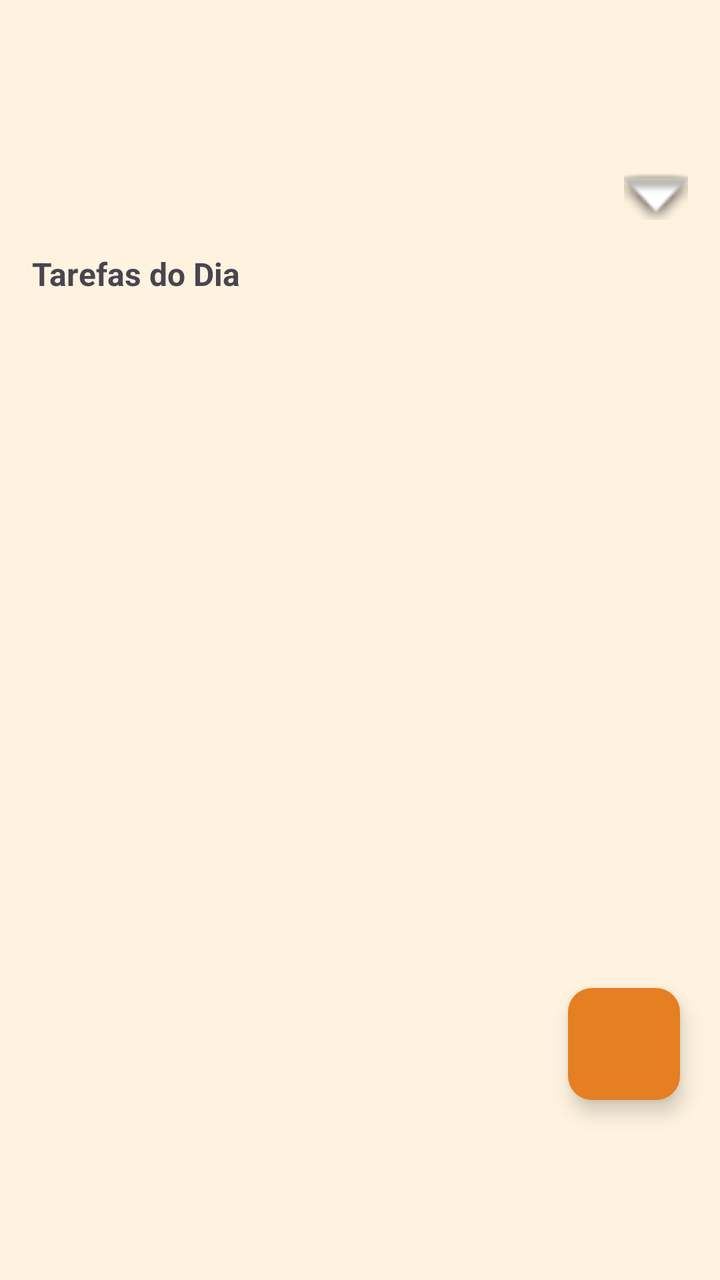
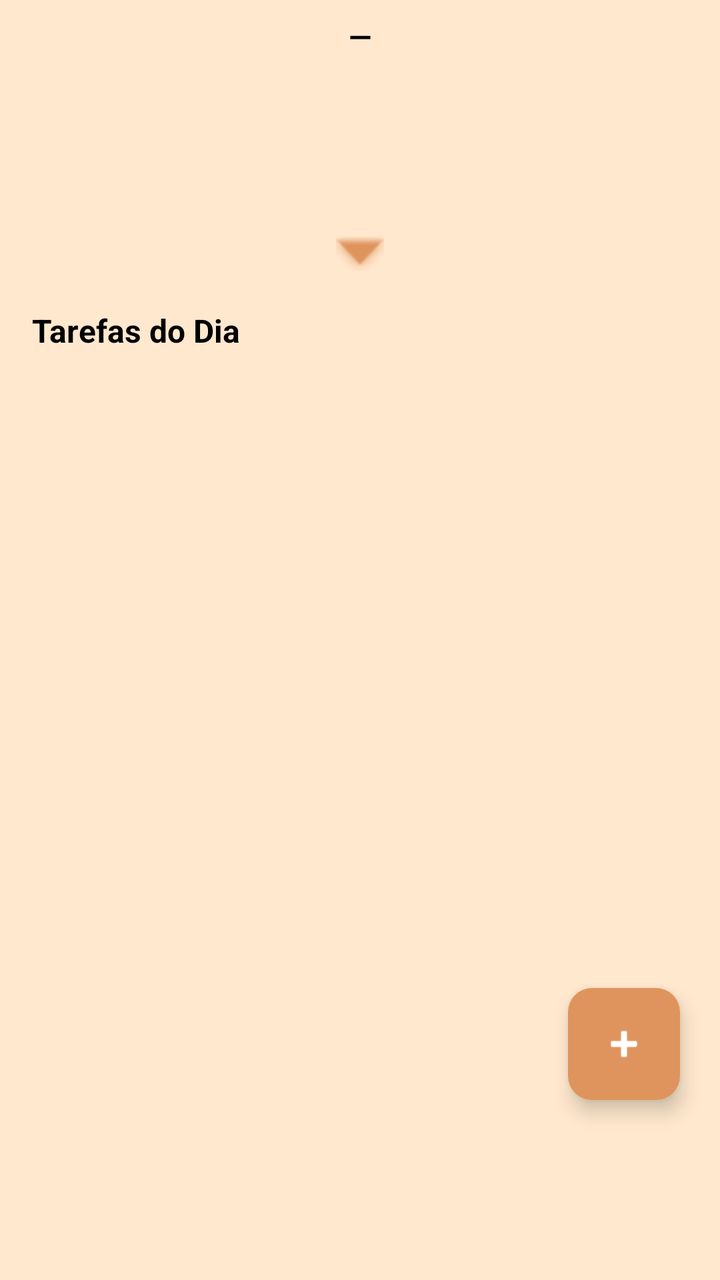

The first picture is an Android layout as it rendered before a commit; the second is the same layout after the commit. The layout source and the unified diff follow.
<!-- AndroidManifest.xml: application theme Theme.ProtPetverso1 -->
<!-- res/layout/fragment_agenda.xml -->
<?xml version="1.0" encoding="utf-8"?>
<androidx.coordinatorlayout.widget.CoordinatorLayout xmlns:android="http://schemas.android.com/apk/res/android"
    xmlns:tools="http://schemas.android.com/tools"
    android:layout_width="match_parent"
    android:layout_height="match_parent"
    xmlns:app="http://schemas.android.com/apk/res-auto"
    android:background="#FFF3E0"
    tools:context=".schedule.AgendaFragment">

    <LinearLayout
        android:layout_width="match_parent"
        android:layout_height="match_parent"
        android:orientation="vertical">

        <LinearLayout
            android:layout_width="match_parent"
            android:layout_height="wrap_content"
            android:background="#FFF3E0"
            android:orientation="vertical"
            android:paddingTop="12dp"
            android:paddingBottom="4dp">

            <androidx.recyclerview.widget.RecyclerView
                android:layout_width="match_parent"
                android:layout_height="70dp"
                android:clipToPadding="false"
                android:paddingHorizontal="12dp"
                android:overScrollMode="never"
                android:id="@+id/recyclerDias"/>
            
            <ImageView
                android:id="@+id/btnExpandirCalendario"
                android:layout_width="32dp"
                android:layout_height="32dp"
                android:layout_gravity="end"
                android:layout_marginEnd="16dp"
                android:src="@android:drawable/arrow_down_float"
                android:contentDescription="Expandir Calendário"/>


        </LinearLayout>

        <TextView
            android:id="@+id/txtTituloLista"
            android:layout_width="match_parent"
            android:layout_height="wrap_content"
            android:text="Tarefas do Dia"
            android:textSize="16sp"
            android:textStyle="bold"
            android:paddingHorizontal="16dp"
            android:paddingTop="8dp"
            android:paddingBottom="8dp"/>

        <androidx.recyclerview.widget.RecyclerView
            android:id="@+id/recyclerTarefas"
            android:layout_width="match_parent"
            android:layout_height="0dp"
            android:layout_weight="1"
            android:clipToPadding="false"
            android:paddingHorizontal="12dp"
            android:paddingBottom="100dp"/>

        <TextView
            android:id="@+id/txtSemTarefas"
            android:layout_width="match_parent"
            android:layout_height="0dp"
            android:layout_weight="1"
            android:gravity="center"
            android:text="Nenhuma tarefa para este dia"
            android:textSize="15sp"
            android:textColor="#999999"
            android:visibility="gone" />


    </LinearLayout>

    <com.google.android.material.floatingactionbutton.FloatingActionButton
        android:layout_width="wrap_content"
        android:id="@+id/btnNovaTarefa"
        android:layout_height="wrap_content"
        android:layout_gravity="bottom|end"
        android:layout_marginEnd="20dp"
        android:layout_marginBottom="90dp"
        android:contentDescription="Nova Tarefa"
        app:backgroundTint="#E67E22"
        android:tint="@android:color/white"
        app:shapeAppearanceOverlay="@style/ShapeAppearance.Material3.Corner.Medium"
        app:elevation="6dp"
        />

</androidx.coordinatorlayout.widget.CoordinatorLayout>
<!-- resources referenced by this layout -->
<resources>
  <style name="Theme.ProtPetverso1" parent="Base.Theme.ProtPetverso1">
      </style>
  <style name="Base.Theme.ProtPetverso1" parent="Theme.Material3.DayNight.NoActionBar">
          
          
      </style>
</resources>

<!-- the commit's change to res/layout/fragment_agenda.xml (unified diff, before → after) -->
@@ -1,10 +1,11 @@
 <?xml version="1.0" encoding="utf-8"?>
-<androidx.coordinatorlayout.widget.CoordinatorLayout xmlns:android="http://schemas.android.com/apk/res/android"
+<androidx.coordinatorlayout.widget.CoordinatorLayout
+    xmlns:android="http://schemas.android.com/apk/res/android"
+    xmlns:app="http://schemas.android.com/apk/res-auto"
     xmlns:tools="http://schemas.android.com/tools"
     android:layout_width="match_parent"
     android:layout_height="match_parent"
-    xmlns:app="http://schemas.android.com/apk/res-auto"
-    android:background="#FFF3E0"
+    android:background="#FFE8CE"
     tools:context=".schedule.AgendaFragment">
 
     <LinearLayout
@@ -12,80 +13,167 @@
         android:layout_height="match_parent"
         android:orientation="vertical">
 
+        
         <LinearLayout
             android:layout_width="match_parent"
             android:layout_height="wrap_content"
-            android:background="#FFF3E0"
             android:orientation="vertical"
-            android:paddingTop="12dp"
+            android:paddingTop="8dp"
             android:paddingBottom="4dp">
 
+            
+            <TextView
+                android:id="@+id/txtMesAno"
+                android:layout_width="match_parent"
+                android:layout_height="wrap_content"
+                android:gravity="center"
+                android:paddingHorizontal="12dp"
+                android:paddingBottom="6dp"
+                android:textColor="#000000"
+                android:textSize="15sp"
+                android:textStyle="bold"
+                android:text="—" />
+
+            
             <androidx.recyclerview.widget.RecyclerView
+                android:id="@+id/recyclerDias"
                 android:layout_width="match_parent"
-                android:layout_height="70dp"
+                android:layout_height="72dp"
                 android:clipToPadding="false"
+                android:paddingHorizontal="8dp"
+                android:overScrollMode="never" />
+
+            
+            <LinearLayout
+                android:id="@+id/containerCalendarioMes"
+                android:layout_width="match_parent"
+                android:layout_height="wrap_content"
+                android:orientation="vertical"
                 android:paddingHorizontal="12dp"
-                android:overScrollMode="never"
-                android:id="@+id/recyclerDias"/>
-            
+                android:visibility="gone">
+
+                
+                <LinearLayout
+                    android:layout_width="match_parent"
+                    android:layout_height="wrap_content"
+                    android:gravity="center_vertical"
+                    android:orientation="horizontal"
+                    android:paddingVertical="4dp">
+
+                    <ImageButton
+                        android:id="@+id/btnMesAnterior"
+                        android:layout_width="40dp"
+                        android:layout_height="40dp"
+                        android:background="?attr/selectableItemBackgroundBorderless"
+                        android:contentDescription="Mês anterior"
+                        android:src="@android:drawable/ic_media_previous"
+                        app:tint="#DF945D" />
+
+                    <TextView
+                        android:id="@+id/txtNomeMesExpandido"
+                        android:layout_width="0dp"
+                        android:layout_height="wrap_content"
+                        android:layout_weight="1"
+                        android:gravity="center"
+                        android:textColor="#000000"
+                        android:textSize="16sp"
+                        android:textStyle="bold"
+                        android:text="Outubro 2026" />
+
+                    <ImageButton
+                        android:id="@+id/btnMesProximo"
+                        android:layout_width="40dp"
+                        android:layout_height="40dp"
+                        android:background="?attr/selectableItemBackgroundBorderless"
+                        android:contentDescription="Próximo mês"
+                        android:src="@android:drawable/ic_media_next"
+                        app:tint="#DF945D" />
+                </LinearLayout>
+
+                
+                <LinearLayout
+                    android:layout_width="match_parent"
+                    android:layout_height="wrap_content"
+                    android:orientation="horizontal"
+                    android:paddingVertical="4dp">
+
+                    <TextView style="@style/DiaSemanaHeader" android:text="Seg" />
+                    <TextView style="@style/DiaSemanaHeader" android:text="Ter" />
+                    <TextView style="@style/DiaSemanaHeader" android:text="Qua" />
+                    <TextView style="@style/DiaSemanaHeader" android:text="Qui" />
+                    <TextView style="@style/DiaSemanaHeader" android:text="Sex" />
+                    <TextView style="@style/DiaSemanaHeader" android:text="Sáb" />
+                    <TextView style="@style/DiaSemanaHeader" android:text="Dom" />
+                </LinearLayout>
+
+                <androidx.recyclerview.widget.RecyclerView
+                    android:id="@+id/recyclerMes"
+                    android:layout_width="match_parent"
+                    android:layout_height="wrap_content"
+                    android:nestedScrollingEnabled="false"
+                    android:overScrollMode="never" />
+            </LinearLayout>
+
             <ImageView
                 android:id="@+id/btnExpandirCalendario"
-                android:layout_width="32dp"
-                android:layout_height="32dp"
-                android:layout_gravity="end"
-                android:layout_marginEnd="16dp"
+                android:layout_width="40dp"
+                android:layout_height="40dp"
+                android:layout_gravity="center_horizontal"
+                android:contentDescription="Expandir calendário"
+                android:padding="8dp"
                 android:src="@android:drawable/arrow_down_float"
-                android:contentDescription="Expandir Calendário"/>
-
-
+                app:tint="#DF945D" />
         </LinearLayout>
 
         <TextView
             android:id="@+id/txtTituloLista"
             android:layout_width="match_parent"
             android:layout_height="wrap_content"
+            android:paddingHorizontal="16dp"
+            android:paddingTop="4dp"
+            android:paddingBottom="8dp"
             android:text="Tarefas do Dia"
+            android:textColor="#000000"
             android:textSize="16sp"
-            android:textStyle="bold"
-            android:paddingHorizontal="16dp"
-            android:paddingTop="8dp"
-            android:paddingBottom="8dp"/>
+            android:textStyle="bold" />
 
-        <androidx.recyclerview.widget.RecyclerView
-            android:id="@+id/recyclerTarefas"
+        <FrameLayout
             android:layout_width="match_parent"
             android:layout_height="0dp"
-            android:layout_weight="1"
-            android:clipToPadding="false"
-            android:paddingHorizontal="12dp"
-            android:paddingBottom="100dp"/>
+            android:layout_weight="1">
 
-        <TextView
-            android:id="@+id/txtSemTarefas"
-            android:layout_width="match_parent"
-            android:layout_height="0dp"
-            android:layout_weight="1"
-            android:gravity="center"
-            android:text="Nenhuma tarefa para este dia"
-            android:textSize="15sp"
-            android:textColor="#999999"
-            android:visibility="gone" />
+            <androidx.recyclerview.widget.RecyclerView
+                android:id="@+id/recyclerTarefas"
+                android:layout_width="match_parent"
+                android:layout_height="match_parent"
+                android:clipToPadding="false"
+                android:paddingHorizontal="12dp"
+                android:paddingBottom="100dp" />
 
-
+            <TextView
+                android:id="@+id/txtSemTarefas"
+                android:layout_width="match_parent"
+                android:layout_height="match_parent"
+                android:gravity="center"
+                android:text="Nenhuma tarefa para este dia"
+                android:textColor="#999999"
+                android:textSize="15sp"
+                android:visibility="gone" />
+        </FrameLayout>
     </LinearLayout>
 
     <com.google.android.material.floatingactionbutton.FloatingActionButton
+        android:id="@+id/btnNovaTarefa"
         android:layout_width="wrap_content"
-        android:id="@+id/btnNovaTarefa"
         android:layout_height="wrap_content"
         android:layout_gravity="bottom|end"
         android:layout_marginEnd="20dp"
         android:layout_marginBottom="90dp"
-        android:contentDescription="Nova Tarefa"
-        app:backgroundTint="#E67E22"
-        android:tint="@android:color/white"
+        android:contentDescription="Nova tarefa"
+        android:src="@android:drawable/ic_input_add"
+        app:backgroundTint="#DF945D"
+        app:elevation="6dp"
         app:shapeAppearanceOverlay="@style/ShapeAppearance.Material3.Corner.Medium"
-        app:elevation="6dp"
-        />
+        app:tint="@android:color/white" />
 
 </androidx.coordinatorlayout.widget.CoordinatorLayout>
<!-- resource entries referenced after the edit -->
@@ -1,5 +1,14 @@
 <!-- resources referenced by this layout -->
 <resources>
+  <style name="DiaSemanaHeader">
+          <item name="android:layout_width">0dp</item>
+          <item name="android:layout_height">wrap_content</item>
+          <item name="android:layout_weight">1</item>
+          <item name="android:gravity">center</item>
+          <item name="android:textSize">11sp</item>
+          <item name="android:textStyle">bold</item>
+          <item name="android:textColor">#000000</item>
+      </style>
   <style name="Theme.ProtPetverso1" parent="Base.Theme.ProtPetverso1">
       </style>
   <style name="Base.Theme.ProtPetverso1" parent="Theme.Material3.DayNight.NoActionBar">
